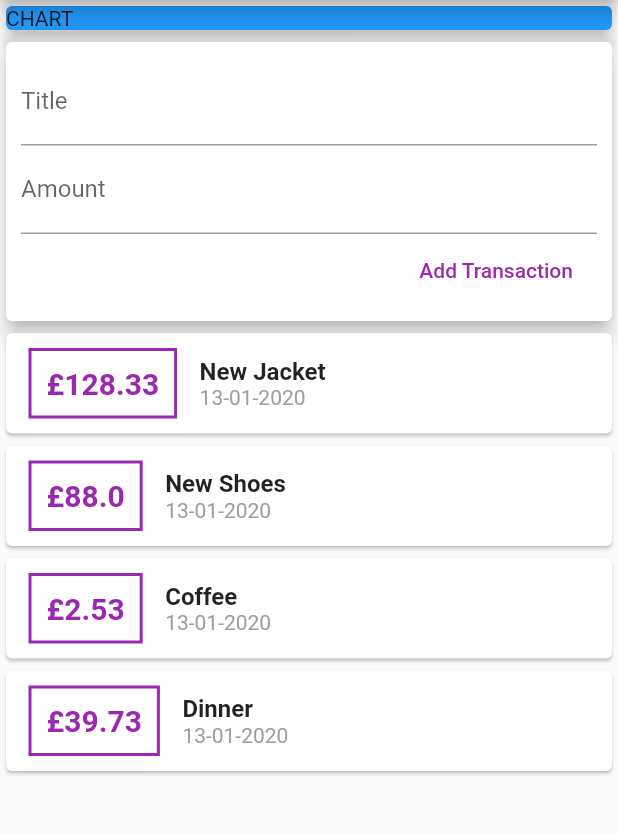
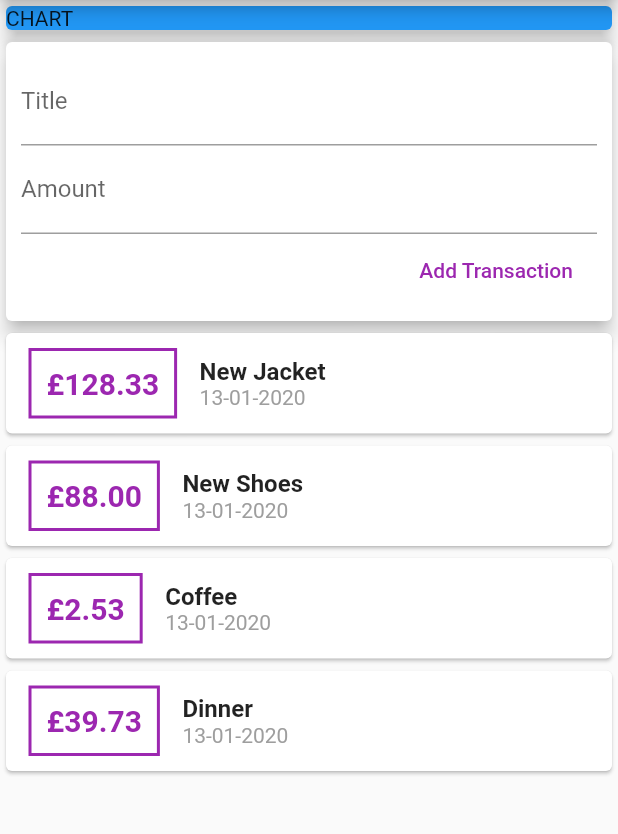
Before and after one commit to jeanrauwers/personal-finance, a Flutter app: the screen it shows after launch, on a phone screen of 412 x 824 dp, the part 84-918 px from its top. Run offline on Flutter 3.47's test engine with Material 2 defaults, Android fonts, the phone set to English and light mode, and no system bars.

Commit message:
Improves decimal

```diff
--- a/lib/widgets/transaction_list.dart
+++ b/lib/widgets/transaction_list.dart
@@ -22,7 +22,7 @@ class TransactionList extends StatelessWidget {
                   decoration: BoxDecoration(
                       border: Border.all(color: Colors.purple, width: 2)),
                   child: Text(
-                    '£${transactions[index].amount}',
+                    '£${transactions[index].amount.toStringAsFixed(2)}',
                     style: TextStyle(
                         fontWeight: FontWeight.bold,
                         fontSize: 20,
```
